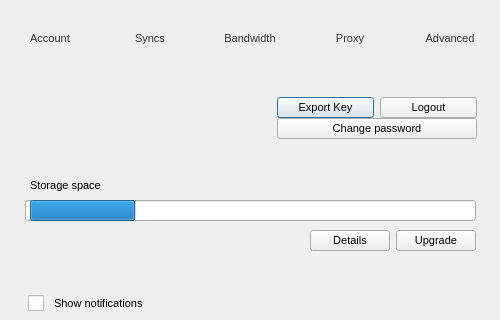
The window that src/MEGASync/gui/macx/SettingsDialog.ui (meganz/MEGAsync) describes before a commit, drawn with Qt 5; both pictures show x 0 to 500 and y 0 to 320 of the 500 by 648 pixel window.
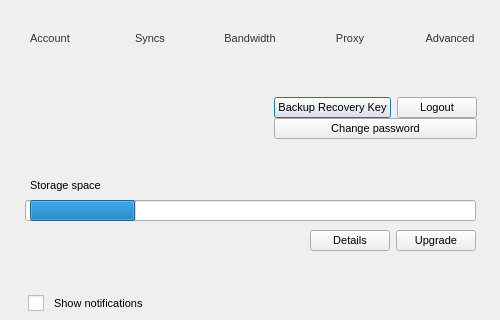
The same window after the commit. Icons and pictures are not drawn.

Commit message: [Refact] Replace 'export key' button text with 'backup recovery key'.

```diff
--- a/src/MEGASync/gui/macx/SettingsDialog.ui
+++ b/src/MEGASync/gui/macx/SettingsDialog.ui
@@ -867,7 +867,7 @@
                    </size>
                   </property>
                   <property name="text">
-                   <string>Export Key</string>
+                   <string>Backup Recovery Key</string>
                   </property>
                  </widget>
                 </item>
```
The commit also changes 3 other files.
